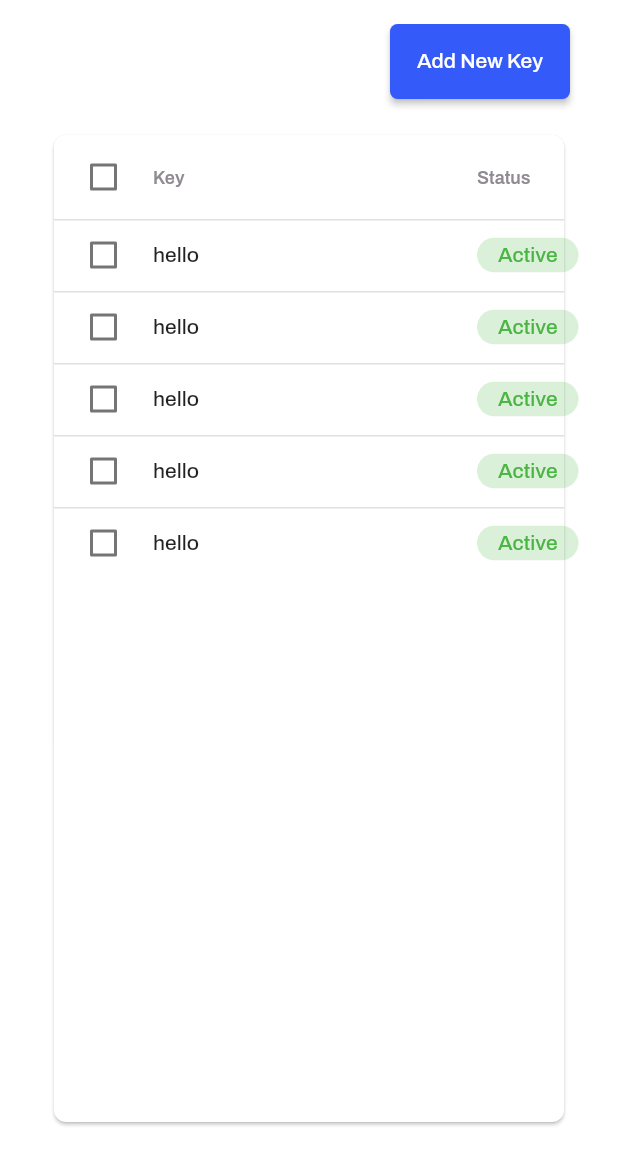
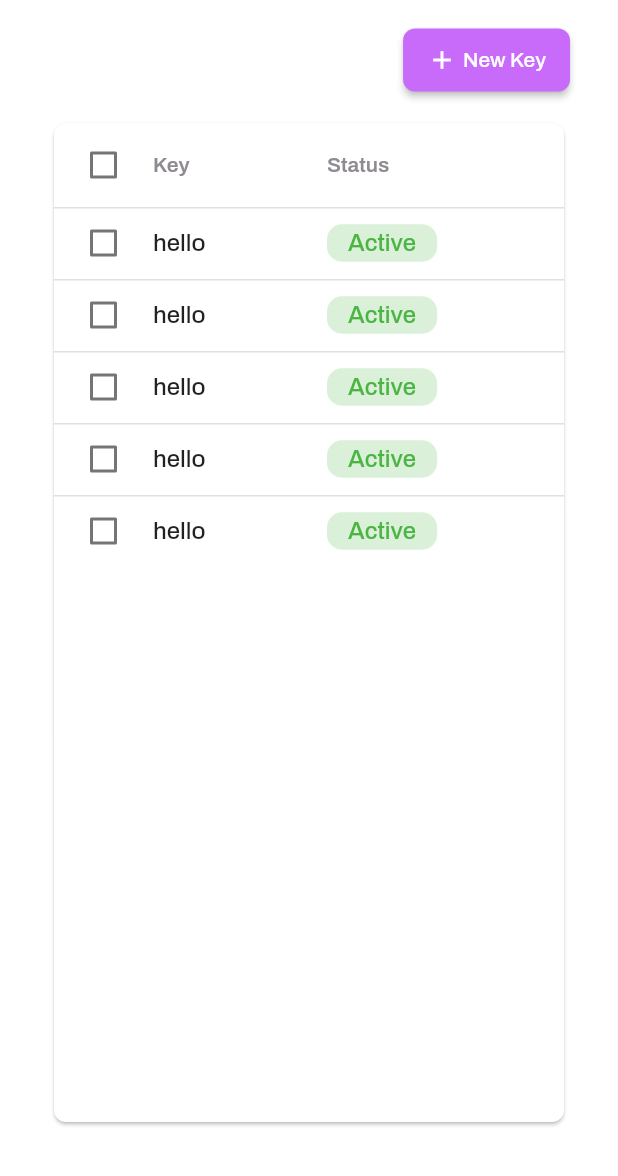
Before and after one commit to SaygeCodeHub/mlingo, a Flutter app: the screen it shows after launch, on a phone screen of 412 x 824 dp, the part 60-1236 px from its top. Run offline on Flutter 3.47's test engine with Material 3 defaults, Android fonts, the phone set to English and light mode, and no system bars; drawn by our look-alikes of data_table_2; our stand-ins replace bloc, dio, get_it, shared_preferences; project files that could hold a hidden picture were left out.

Commit message:
MA-04: Commit changes.

```diff
--- a/lib/configs/app_dimensions.dart
+++ b/lib/configs/app_dimensions.dart
@@ -10,7 +10,7 @@ const double kDashboardHorizontalPadding = 20;
 const double kDashboardVerticalPadding = 10;
 const double kBackIconSize = 25;
 const double kTextFormFieldPadding = 15;
-const double kElevatedButtonHeight = 50;
+const double kElevatedButtonHeight = 42;
 const double kFormContainerHeight = 1000;
 const double kFormContainerWidth = 500;
 const double kHintTextSize = 12;
--- a/lib/configs/app_spacing.dart
+++ b/lib/configs/app_spacing.dart
@@ -13,9 +13,9 @@ const double spacingHuge = 32.00;
 const double spacingXHuge = 36.00;
 const double spacingXXHuge = 40.00;
 const double spacingExcel = 50.00;
-const double spacingXExcel = 400.00;
+const double spacingXExcel = 60.00;
 const double spacingXXXHuge = 100.00;
-const double spacingXXXXXHuge = 150.00;
+const double spacingXXXXHuge = 140.00;
 const double spacingXXXXXXHuge = 200.00;
 const double spacing3XHuge = 200.00;
 const double spacing4XHuge = 300.00;
--- a/lib/configs/app_theme.dart
+++ b/lib/configs/app_theme.dart
@@ -155,7 +155,7 @@ extension AppTextTheme on TextTheme {
 
   TextStyle get statusTextStyle {
     return const TextStyle(
-        fontSize: 14, fontWeight: FontWeight.w500, fontFamily: "Archivo");
+        fontSize: 16, fontWeight: FontWeight.w500, fontFamily: "Archivo");
   }
 
   TextStyle get submitButtonTextStyle {
@@ -179,7 +179,7 @@ extension AppTextTheme on TextTheme {
     return const TextStyle(
         fontFamily: "Archivo",
         fontWeight: FontWeight.w600,
-        fontSize: 12,
+        fontSize: 14,
         color: AppColor.darkGrey);
   }
 
--- a/lib/screens/dashboard/dashboard_screen.dart
+++ b/lib/screens/dashboard/dashboard_screen.dart
@@ -11,7 +11,6 @@ import 'package:mlingo/widgets/table/table_cells.dart';
 
 class DashboardScreen extends StatefulWidget {
   const DashboardScreen({super.key});
-
 
   @override
   State<DashboardScreen> createState() => _DashboardScreenState();
@@ -44,12 +43,13 @@ class _DashboardScreenState extends State<DashboardScreen> {
               children: [
                 PrimaryButton(
                   onPressed: () {},
-                  buttonTitle: "Add New Key",
-                  buttonWidth: 120,
+                  icon: Icons.add,
+                  buttonTitle: "New Key",
+                  buttonWidth: spacingXExcel
                 )
               ],
             ),
-            const SizedBox(height: spacingLarge),
+            const SizedBox(height: spacingMedium),
             Expanded(
               child: Card(
                 shape: const RoundedRectangleBorder(
@@ -79,8 +79,8 @@ class _DashboardScreenState extends State<DashboardScreen> {
                   headingTextStyle:
                       Theme.of(context).textTheme.tableColumnTextStyle,
                   columns: const [
-                    DataColumn2(label: Text("Key"), fixedWidth: 200),
-                    DataColumn2(label: Text("Status"), fixedWidth: 180),
+                    DataColumn2(label: Text("Key"), fixedWidth: spacingXXXHuge),
+                    DataColumn2(label: Text("Status"), fixedWidth: spacingXXXXHuge),
                     DataColumn2(label: Text("English"))
                   ],
                   rows: List.generate(
--- a/lib/widgets/primary_button.dart
+++ b/lib/widgets/primary_button.dart
@@ -1,4 +1,5 @@
 import 'package:flutter/material.dart';
+import 'package:mlingo/configs/app_spacing.dart';
 import 'package:mlingo/configs/app_theme.dart';
 import '../configs/app_color.dart';
 import '../configs/app_dimensions.dart';
@@ -31,13 +32,20 @@ class PrimaryButton extends StatelessWidget {
         style: ElevatedButton.styleFrom(
             shape: shape ??
                 RoundedRectangleBorder(
-                    borderRadius: BorderRadius.circular(kCircularRadius)),
-            backgroundColor: backgroundColor ?? AppColor.lightBlue,
+                    borderRadius: BorderRadius.circular(kCardRadius)),
+            backgroundColor: backgroundColor ?? AppColor.mediumOrchid,
             minimumSize:
                 Size(buttonWidth ?? double.maxFinite, kElevatedButtonHeight)),
         child: FittedBox(
-            child: Text(buttonTitle,
+            child: Row(
+          mainAxisAlignment: MainAxisAlignment.center,
+          children: [
+            Icon(icon, size: spacingLarge),
+            const SizedBox(width: spacingXSmall),
+            Text(buttonTitle,
                 textAlign: TextAlign.center,
-                style: Theme.of(context).textTheme.primaryButtonTextStyle)));
+                style: Theme.of(context).textTheme.primaryButtonTextStyle),
+          ],
+        )));
   }
 }
--- a/lib/widgets/status_chip.dart
+++ b/lib/widgets/status_chip.dart
@@ -12,7 +12,7 @@ class StatusChip extends StatelessWidget {
     return Container(
       decoration: BoxDecoration(
         color: color.withOpacity(0.2),
-        borderRadius: BorderRadius.circular(16),
+        borderRadius: BorderRadius.circular(10),
       ),
       padding: const EdgeInsets.symmetric(
           horizontal: spacingMedium, vertical: spacingXSmall),
--- a/lib/widgets/table/table_cells.dart
+++ b/lib/widgets/table/table_cells.dart
@@ -8,7 +8,7 @@ class TableText extends DataCell {
             softWrap: false,
             overflow: TextOverflow.fade,
             style: const TextStyle(
-                fontSize: 14,
+                fontSize: 16,
                 fontWeight: FontWeight.w500,
                 fontFamily: "Archivo")));
 }
```
